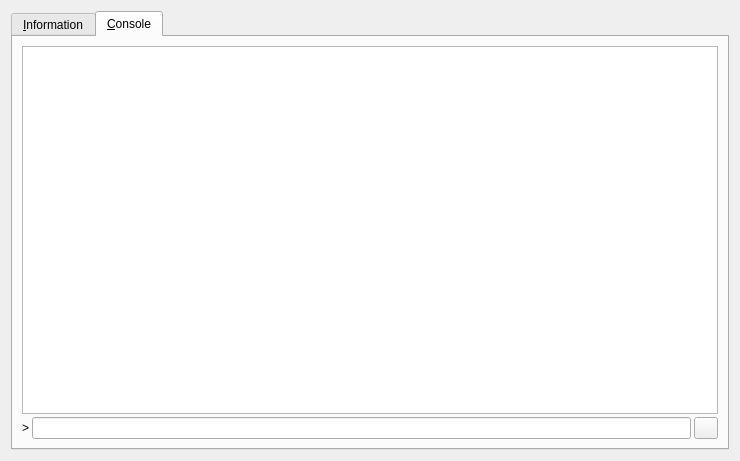
Qt form src/qt/forms/rpcconsole.ui (kumacoinproject/kumacoin) before a commit.
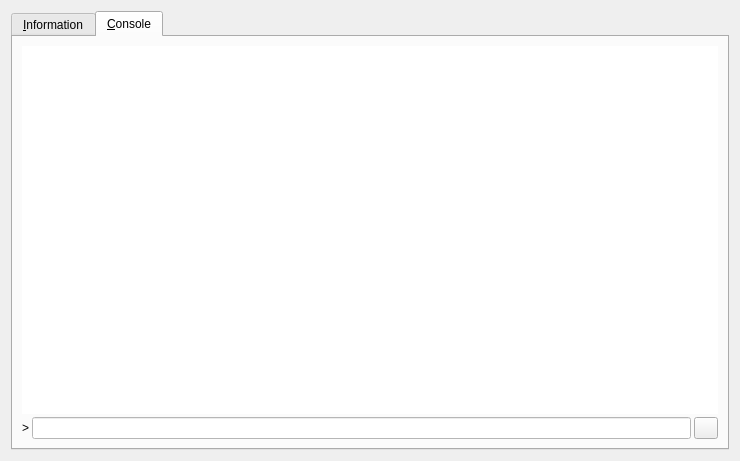
The same form after that commit. Icons and pictures are not drawn.

Commit message: Stylesheet updates to fix colors on some screens, PROBE name updates, KGW backout at block 8600

Diff of the .ui file:
```diff
--- a/src/qt/forms/rpcconsole.ui
+++ b/src/qt/forms/rpcconsole.ui
@@ -389,6 +389,9 @@
            <height>100</height>
           </size>
          </property>
+         <property name="styleSheet">
+          <string notr="true">background-color: #ffffff; color: #000000;border: 1px;</string>
+         </property>
          <property name="readOnly">
           <bool>true</bool>
          </property>
@@ -415,7 +418,7 @@
          <item>
           <widget class="QLineEdit" name="lineEdit">
            <property name="styleSheet">
-            <string notr="true">color:#000000;</string>
+            <string notr="true">background-color:#ffffff;color:#000000;</string>
            </property>
           </widget>
          </item>
```
The commit also changes 16 other files.
